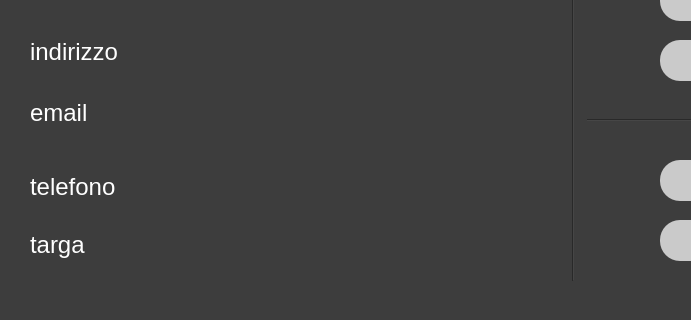
The window that Utente/VistaProfiloUtente.ui (riccardomalpiedi/parcheggio) describes before a commit, drawn with Qt 5; both pictures show x 0 to 691 and y 260 to 580 of the 985 by 580 pixel window.
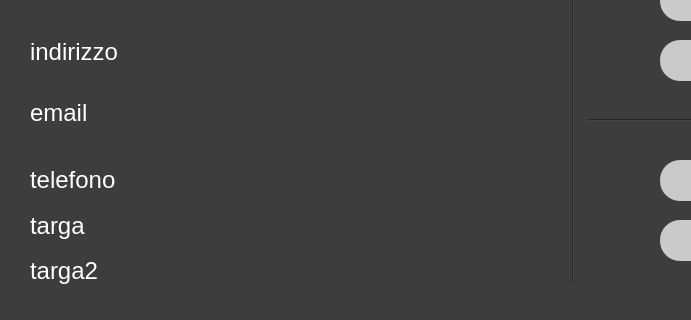
The same window after the commit.

Commit message: Modifiche ai posteggi, aggiunta secondo veicolo per il cliente

The edit to the form file:
```diff
--- a/Utente/VistaProfiloUtente.ui
+++ b/Utente/VistaProfiloUtente.ui
@@ -154,8 +154,8 @@
     <rect>
      <x>30</x>
      <y>420</y>
-     <width>421</width>
-     <height>111</height>
+     <width>531</width>
+     <height>131</height>
     </rect>
    </property>
    <layout class="QVBoxLayout" name="verticalLayout">
@@ -179,6 +179,16 @@
       </property>
      </widget>
     </item>
+    <item>
+     <widget class="QLabel" name="veicolo2_label">
+      <property name="styleSheet">
+       <string notr="true">color: rgb(255, 255, 255); font-size:18pt</string>
+      </property>
+      <property name="text">
+       <string>targa2</string>
+      </property>
+     </widget>
+    </item>
    </layout>
   </widget>
   <widget class="QWidget" name="layoutWidget">
```
The commit also changes 12 other files.
